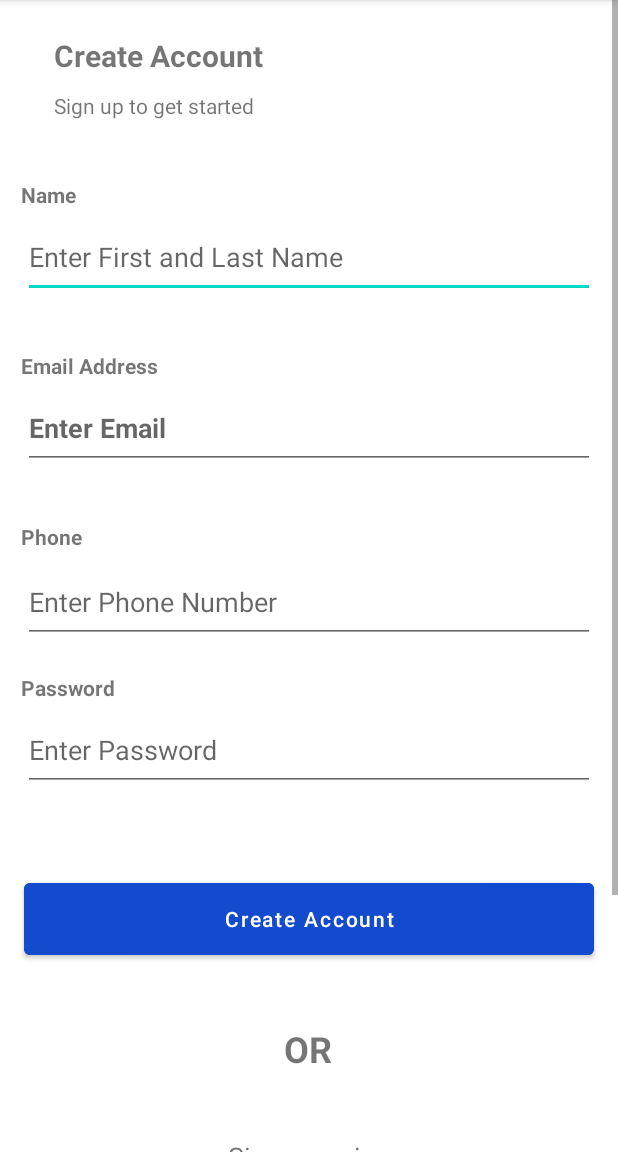
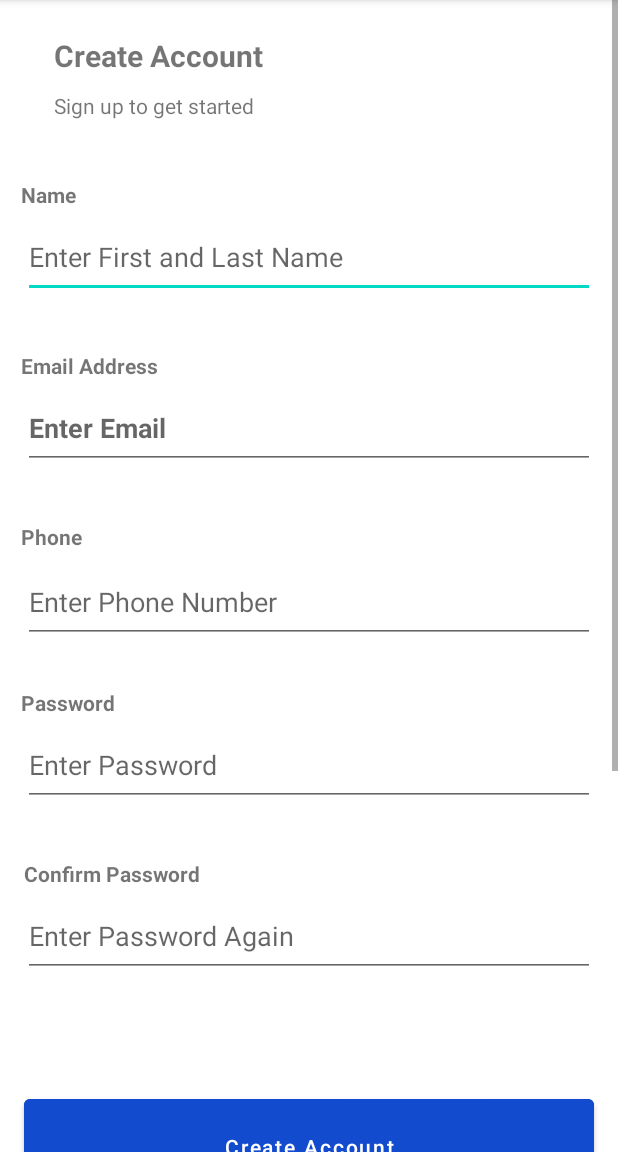
Before and after one commit to Abisayo1/eNursing, an Android app: the CreateAccount screen opened directly, with no data from a screen before it, on a phone screen of 412 x 824 dp, the part 84-1236 px from its top. Run offline under Robolectric (Android 15) with nearby library versions, the phone set to English and light mode, and no system bars; our stand-ins replace Firebase (no records; nobody signed in at launch, a user with empty details on screens opened directly).

Commit message:
I have built the app

```diff
--- a/app/src/main/java/com/abisayo/computerize1/CreateAccount.kt
+++ b/app/src/main/java/com/abisayo/computerize1/CreateAccount.kt
@@ -3,19 +3,41 @@ package com.abisayo.computerize1
 import android.content.Intent
 import androidx.appcompat.app.AppCompatActivity
 import android.os.Bundle
+import android.widget.Toast
 import com.abisayo.computerize1.databinding.ActivityCreateAccountBinding
 import com.abisayo.computerize1.databinding.ActivityMainBinding
+import com.google.firebase.auth.FirebaseAuth
 
 class CreateAccount : AppCompatActivity() {
     private lateinit var binding: ActivityCreateAccountBinding
+    private lateinit var firebaseAuth : FirebaseAuth
     override fun onCreate(savedInstanceState: Bundle?) {
         super.onCreate(savedInstanceState)
         binding = ActivityCreateAccountBinding.inflate(layoutInflater)
         setContentView(binding.root)
 
+        firebaseAuth = FirebaseAuth.getInstance()
+
         binding.textView8.setOnClickListener {
             val intent = Intent(this, MainActivity::class.java)
             startActivity(intent)
         }
+
+        binding.button.setOnClickListener {
+            val email = binding.editTextTextPassword.text.toString().trim()
+            val pass = binding.editTextNumberPassword.text.toString().trim()
+            val confirmPass = binding.editTextTextPassword2.text.toString().trim()
+
+            if (email.isNotEmpty() && pass.isNotEmpty() && confirmPass.isNotEmpty()) {
+                if (pass == confirmPass) {
+
+
+                }else{
+                    Toast.makeText(this, "Password is not matching", Toast.LENGTH_SHORT).show()
+                }
+        }else{
+                Toast.makeText(this, "Empty fields are not allowed", Toast.LENGTH_SHORT).show()
+            }
+        }
     }
 }
--- a/app/src/main/res/layout/activity_create_account.xml
+++ b/app/src/main/res/layout/activity_create_account.xml
@@ -107,10 +107,10 @@
         <Button
             android:id="@+id/button"
             android:layout_width="match_parent"
-            android:layout_height="60dp"
+            android:layout_height="75dp"
             android:layout_marginLeft="16dp"
-            android:layout_marginTop="40dp"
             android:layout_marginRight="16dp"
+            android:layout_marginTop="60dp"
             android:backgroundTint="#124BCD"
             android:text="Create Account"
             android:textAllCaps="false"
@@ -118,7 +118,7 @@
             app:layout_constraintEnd_toEndOf="parent"
             app:layout_constraintHorizontal_bias="0.531"
             app:layout_constraintStart_toStartOf="parent"
-            app:layout_constraintTop_toBottomOf="@+id/editTextNumberPassword" />
+            app:layout_constraintTop_toBottomOf="@+id/editTextTextPassword2" />
 
         <TextView
             android:id="@+id/textView4"
@@ -143,6 +143,7 @@
             android:layout_height="54dp"
             android:layout_marginLeft="15dp"
             android:layout_marginRight="15dp"
+            android:layout_marginBottom="10dp"
             android:hint="Enter Phone Number"
             android:layout_marginTop="7dp"
             android:ems="10"
@@ -158,15 +159,16 @@
             android:layout_width="match_parent"
             android:layout_height="54dp"
             android:layout_margin="15dp"
+            android:layout_marginTop="12dp"
             android:ems="10"
             android:hint="Enter Password"
             android:inputType="numberPassword"
-            app:layout_constraintBottom_toTopOf="@+id/button"
+            app:layout_constraintBottom_toTopOf="@+id/textView9"
             app:layout_constraintEnd_toEndOf="parent"
-            app:layout_constraintHorizontal_bias="0.069"
+            app:layout_constraintHorizontal_bias="0.551"
             app:layout_constraintStart_toStartOf="parent"
-            app:passwordToggleEnabled = "true"
-            app:layout_constraintTop_toBottomOf="@+id/textView5" />
+            app:layout_constraintTop_toBottomOf="@+id/textView5"
+            app:passwordToggleEnabled="true" />
 
         <TextView
             android:id="@+id/textView2"
@@ -255,6 +257,35 @@
             app:layout_constraintTop_toBottomOf="@+id/imageView"
             app:layout_constraintVertical_bias="0.0" />
 
+        <EditText
+            android:id="@+id/editTextTextPassword2"
+            android:layout_width="match_parent"
+            android:layout_height="54dp"
+            android:layout_margin="15dp"
+            android:ems="10"
+            android:hint="Enter Password Again"
+            app:passwordToggleEnabled="true"
+            android:inputType="textPassword"
+            app:layout_constraintTop_toBottomOf="@+id/textView9"
+            app:layout_constraintBottom_toTopOf="@+id/button"
+            app:layout_constraintEnd_toEndOf="parent"
+            tools:layout_editor_absoluteY="601dp" />
+
+        <TextView
+            android:id="@+id/textView9"
+            android:layout_width="wrap_content"
+            android:layout_height="wrap_content"
+            android:layout_marginTop="20dp"
+            android:layout_marginBottom="-10dp"
+            android:text="Confirm Password"
+            android:textStyle="bold"
+            app:layout_constraintBottom_toTopOf="@+id/editTextTextPassword2"
+            app:layout_constraintEnd_toEndOf="parent"
+            app:layout_constraintHorizontal_bias="0.054"
+            app:layout_constraintStart_toStartOf="parent"
+            app:layout_constraintTop_toBottomOf="@+id/editTextNumberPassword"
+            app:layout_constraintVertical_bias="0.0" />
+
     </androidx.constraintlayout.widget.ConstraintLayout>
 
 </ScrollView>
```
